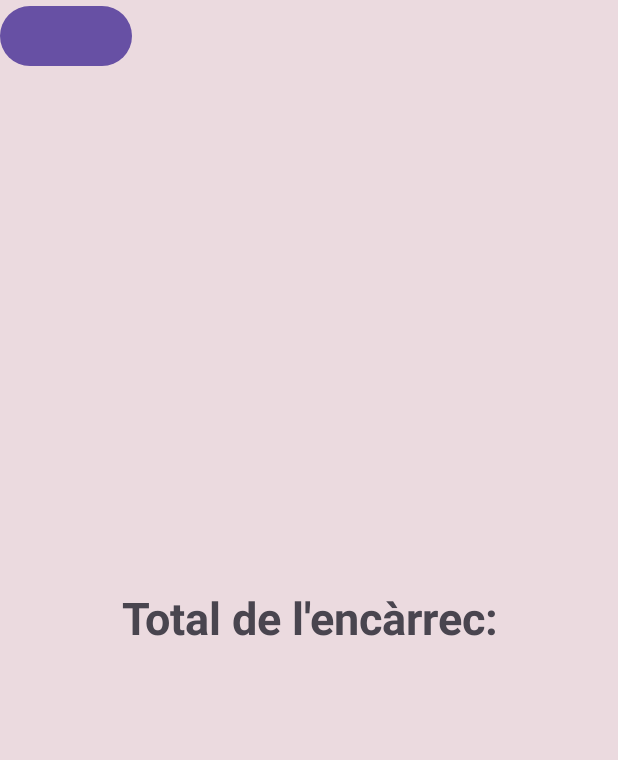
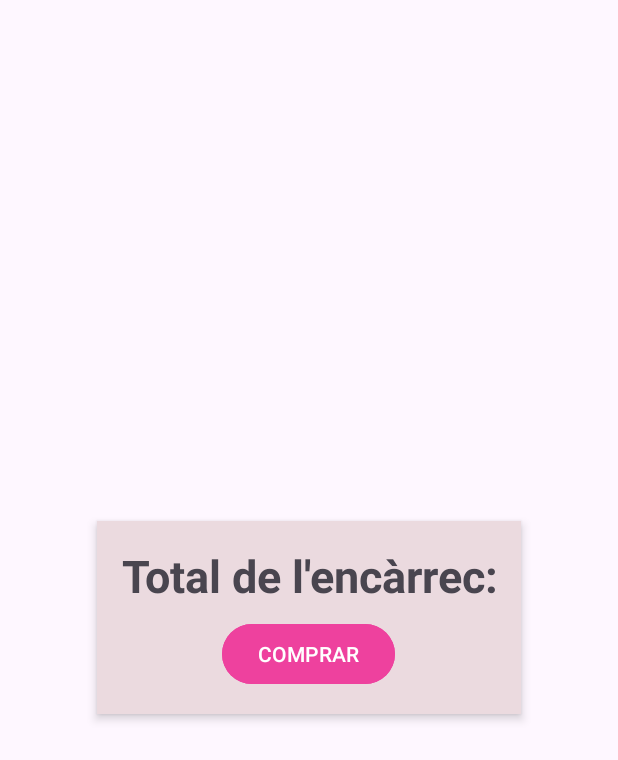
Before and after one commit to JudithM05/TendaComics, an Android app: the fragment FragmentComprar shown on its own in the app's theme, on a phone screen of 412 x 824 dp. Shown: the top 760 px of the screen. Run offline under Robolectric (Android 15) with nearby library versions, the phone set to English and light mode, and no system bars.

Commit message:
Afegit fragment comprar (inacabat)

```diff
--- a/app/src/main/res/layout/fragment_comprar.xml
+++ b/app/src/main/res/layout/fragment_comprar.xml
@@ -6,18 +6,39 @@
     tools:context=".FragmentComprar">
 
     <!-- TODO: Update blank fragment layout -->
-    <TextView
+    <LinearLayout
         android:layout_width="match_parent"
         android:layout_height="match_parent"
-        android:text="Total de l'encàrrec:"
-        android:textSize="30dp"
-        android:textStyle="bold"
         android:gravity="center"
-        android:background="#ebdadf"/>
+        android:orientation="vertical">
 
-    <Button
-        android:layout_width="wrap_content"
-        android:layout_height="wrap_content"
-        android:text=""
-        />
+        <LinearLayout
+            android:layout_width="wrap_content"
+            android:layout_height="wrap_content"
+            android:orientation="vertical"
+            android:background="#ebdadf"
+            android:padding="16dp"
+            android:layout_margin="16dp"
+            android:elevation="4dp">
+
+            <TextView
+                android:layout_width="wrap_content"
+                android:layout_height="wrap_content"
+                android:text="Total de l'encàrrec:"
+                android:textSize="30sp"
+                android:textStyle="bold"
+                android:gravity="center"
+                android:layout_gravity="center_horizontal"/>
+
+            <Button
+                android:layout_width="wrap_content"
+                android:layout_height="wrap_content"
+                android:text="COMPRAR"
+                android:backgroundTint="#ee419e"
+                android:layout_gravity="center_horizontal"
+                android:layout_marginTop="8dp"/>
+        </LinearLayout>
+
+    </LinearLayout>
+
 </FrameLayout>
```
